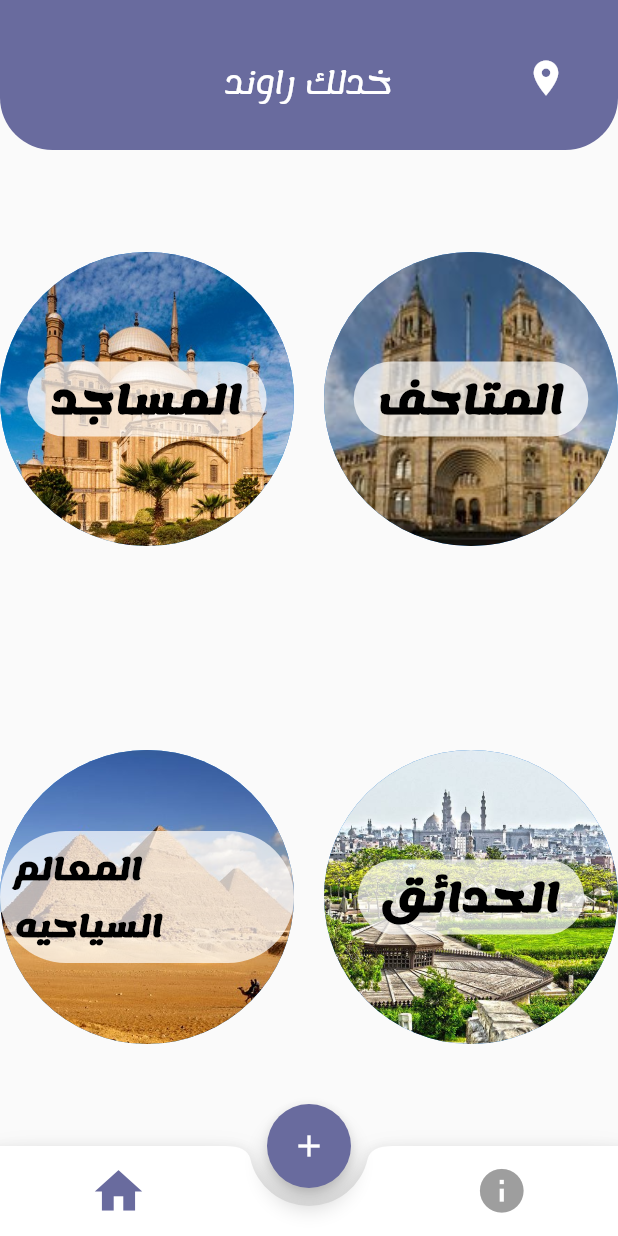
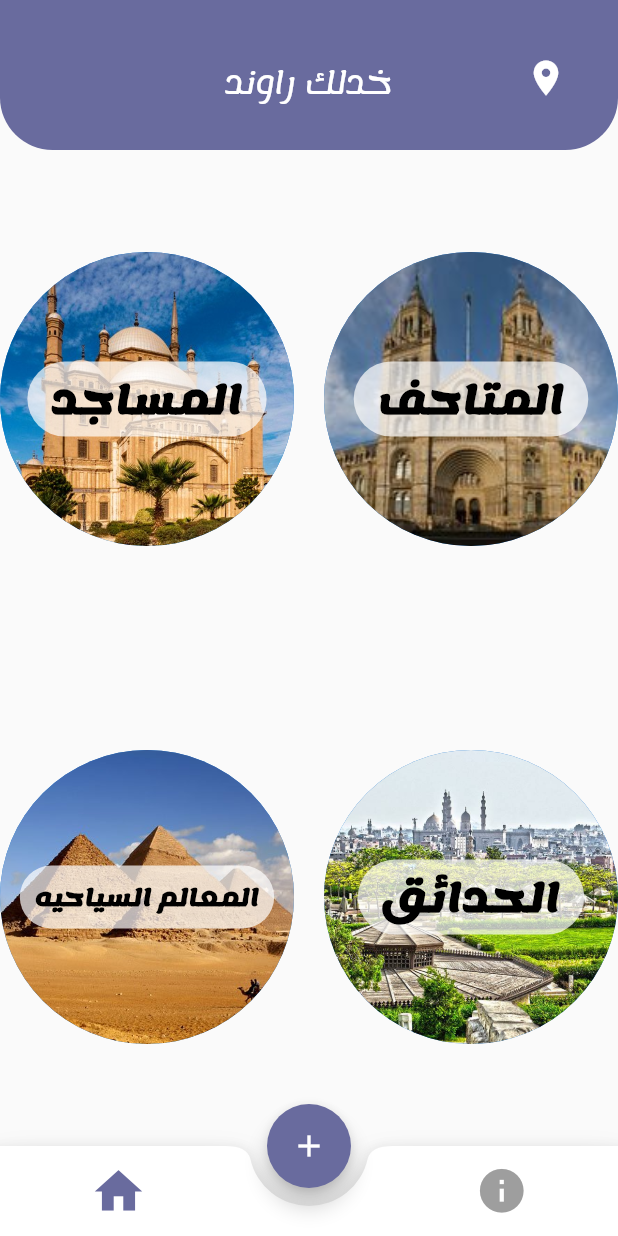
Before and after one commit to fatmamhsen/round1, a Flutter app: the screen it shows after launch, on a phone screen of 412 x 824 dp. Run offline on Flutter 3.47's test engine with Material 2 defaults, Android fonts, the phone set to English and light mode, and no system bars; our stand-ins replace sqflite; accounts and stored records are empty.

Commit message:
initial commiti

```diff
--- a/lib/ui/userinterface.dart
+++ b/lib/ui/userinterface.dart
@@ -19,8 +19,7 @@ class _RoundState extends State<Round> {
   @override
   Widget build(BuildContext context) {
     return Scaffold(
-      body:  SafeArea(
-        child: Container(
+      body: Container(
           child: Column(
             children: <Widget>[
               Stack(
@@ -125,7 +124,7 @@ class _RoundState extends State<Round> {
                             'المعالم السياحيه',
                             style: TextStyle(
                               fontFamily: 'Lemonada',
-                              fontSize: 19.0,
+                              fontSize: 15.0,
                               fontWeight: FontWeight.w900,
                               color: Colors.black,
                             ),
@@ -173,7 +172,6 @@ class _RoundState extends State<Round> {
             ],
           ),
         ),
-      ),
     );
   }
 }
```
Also changed, not shown: 1 other file.
